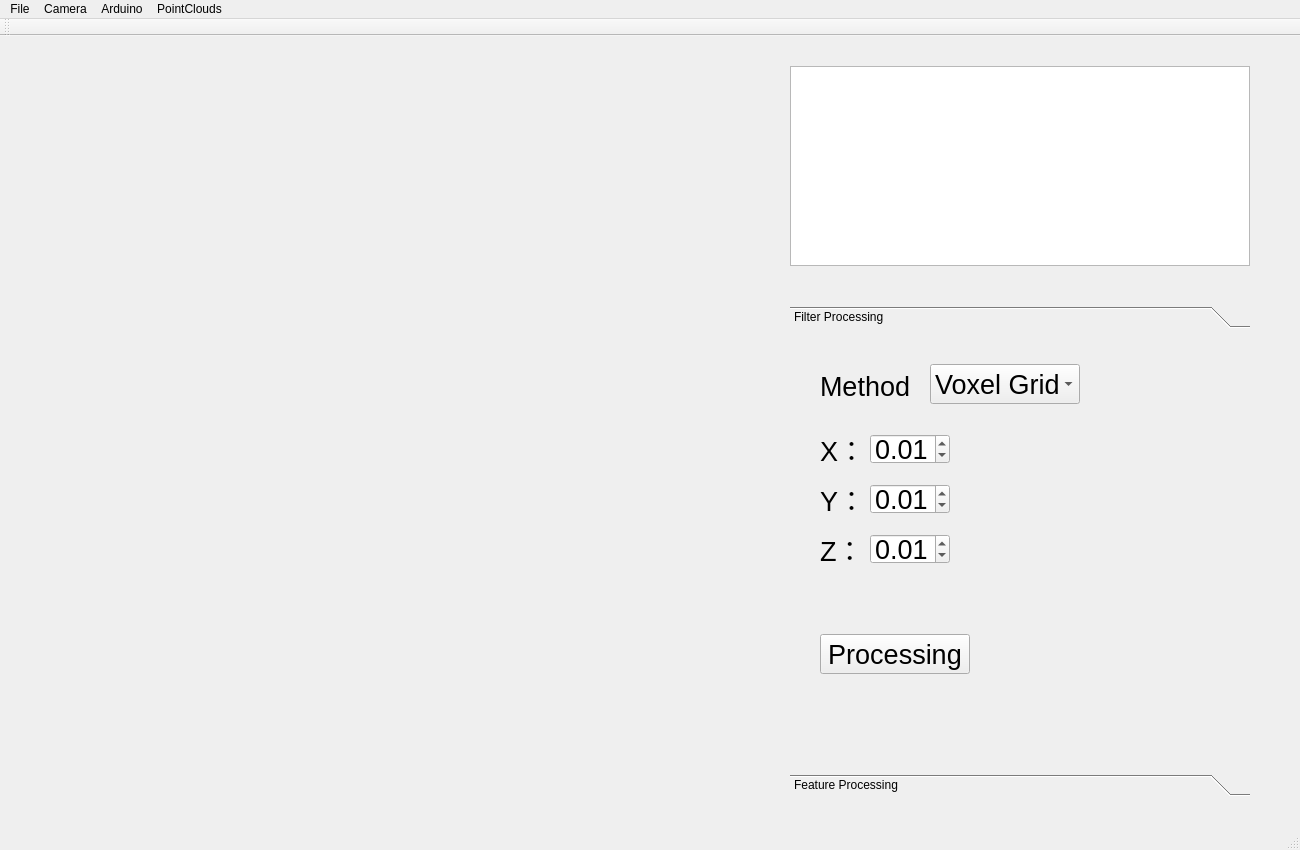
Old version of the form OBJ_Auto_SCAN/MainWindow.ui in the repository WSX741405/ITM_Auto_SCAN.
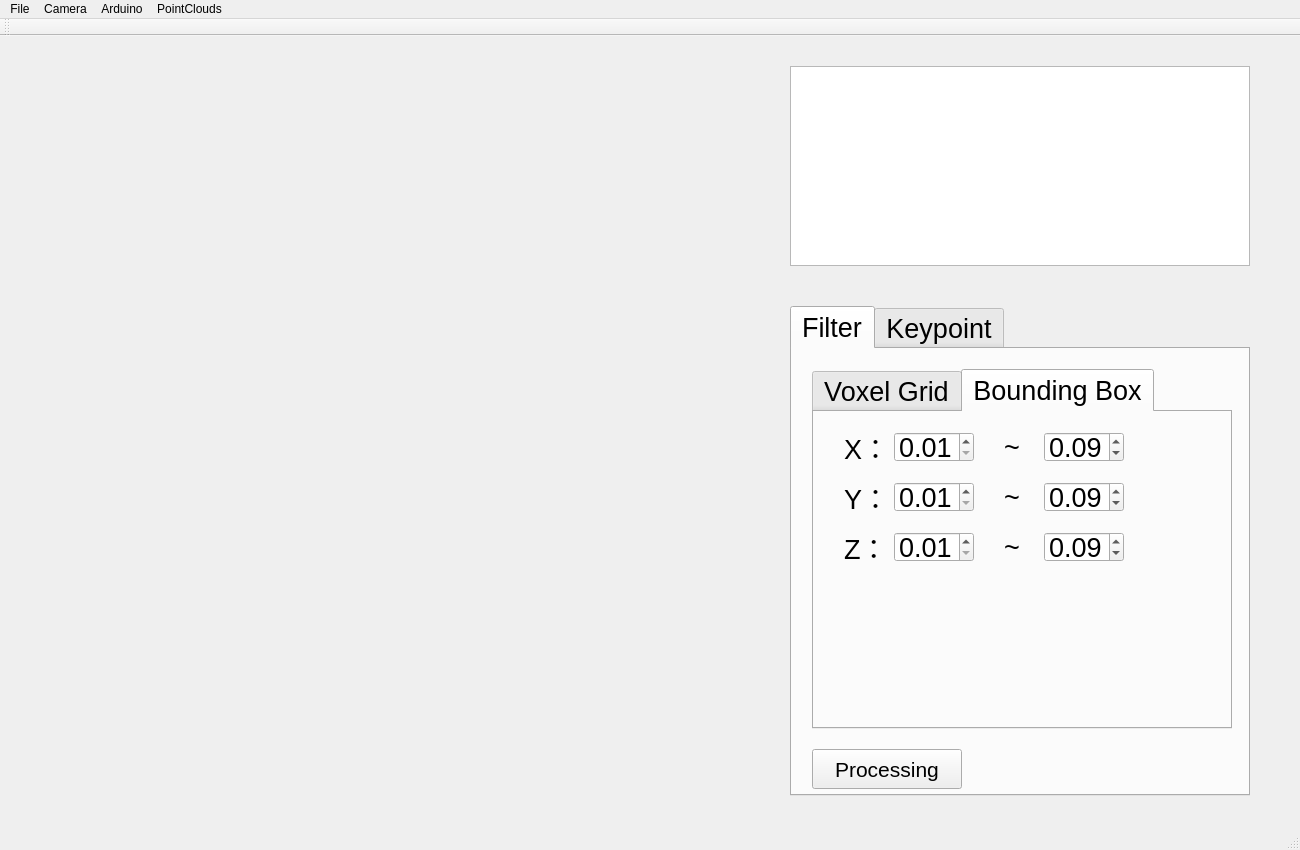
New version of the form. The open tabs and pages were chosen to show the change. Custom widgets are drawn as their Qt base class.

Commit message: version 1.4.7 - dev 1. keypoint 2. bounding box filter not done

```diff
--- a/OBJ_Auto_SCAN/MainWindow.ui
+++ b/OBJ_Auto_SCAN/MainWindow.ui
@@ -24,7 +24,17 @@
      </rect>
     </property>
    </widget>
-   <widget class="QToolBox" name="toolBox">
+   <widget class="QTableWidget" name="_pointCloudTable">
+    <property name="geometry">
+     <rect>
+      <x>790</x>
+      <y>30</y>
+      <width>460</width>
+      <height>200</height>
+     </rect>
+    </property>
+   </widget>
+   <widget class="QTabWidget" name="_processingTabWidget">
     <property name="geometry">
      <rect>
       <x>790</x>
@@ -33,82 +43,51 @@
       <height>490</height>
      </rect>
     </property>
+    <property name="font">
+     <font>
+      <pointsize>20</pointsize>
+     </font>
+    </property>
     <property name="currentIndex">
      <number>0</number>
     </property>
-    <widget class="QWidget" name="_filterProcessingPage">
-     <property name="geometry">
-      <rect>
-       <x>0</x>
-       <y>0</y>
-       <width>460</width>
-       <height>438</height>
-      </rect>
-     </property>
-     <attribute name="label">
-      <string>Filter Processing</string>
+    <property name="documentMode">
+     <bool>false</bool>
+    </property>
+    <property name="tabsClosable">
+     <bool>false</bool>
+    </property>
+    <property name="movable">
+     <bool>false</bool>
+    </property>
+    <property name="tabBarAutoHide">
+     <bool>false</bool>
+    </property>
+    <widget class="QWidget" name="tab_3">
+     <attribute name="title">
+      <string>Filter</string>
      </attribute>
-     <widget class="QPushButton" name="_filterProcessingButton">
+     <widget class="QTabWidget" name="_filterTabWidget">
       <property name="geometry">
        <rect>
-        <x>30</x>
-        <y>300</y>
-        <width>150</width>
-        <height>40</height>
+        <x>20</x>
+        <y>20</y>
+        <width>420</width>
+        <height>360</height>
        </rect>
       </property>
-      <property name="font">
-       <font>
-        <pointsize>20</pointsize>
-       </font>
+      <property name="currentIndex">
+       <number>0</number>
       </property>
-      <property name="text">
-       <string>Processing</string>
-      </property>
-     </widget>
-     <widget class="QComboBox" name="comboBox">
-      <property name="geometry">
-       <rect>
-        <x>140</x>
-        <y>30</y>
-        <width>150</width>
-        <height>40</height>
-       </rect>
-      </property>
-      <property name="font">
-       <font>
-        <pointsize>20</pointsize>
-       </font>
-      </property>
-      <item>
-       <property name="text">
+      <widget class="QWidget" name="tab">
+       <attribute name="title">
         <string>Voxel Grid</string>
-       </property>
-      </item>
-     </widget>
-     <widget class="QLabel" name="label_3">
-      <property name="geometry">
-       <rect>
-        <x>30</x>
-        <y>200</y>
-        <width>50</width>
-        <height>30</height>
-       </rect>
-      </property>
-      <property name="font">
-       <font>
-        <pointsize>20</pointsize>
-       </font>
-      </property>
-      <property name="text">
-       <string>Z：</string>
-      </property>
-     </widget>
+       </attribute>
      <widget class="QLabel" name="label">
       <property name="geometry">
        <rect>
         <x>30</x>
-        <y>100</y>
+          <y>20</y>
         <width>50</width>
         <height>30</height>
        </rect>
@@ -126,7 +105,7 @@
       <property name="geometry">
        <rect>
         <x>30</x>
-        <y>150</y>
+          <y>70</y>
         <width>50</width>
         <height>30</height>
        </rect>
@@ -140,11 +119,11 @@
        <string>Y：</string>
       </property>
      </widget>
-     <widget class="QDoubleSpinBox" name="_filterXSpinBox">
+       <widget class="QDoubleSpinBox" name="_voxelGridYSpinBox">
       <property name="geometry">
        <rect>
         <x>80</x>
-        <y>100</y>
+          <y>70</y>
         <width>80</width>
         <height>30</height>
        </rect>
@@ -154,6 +133,12 @@
         <pointsize>20</pointsize>
        </font>
       </property>
+        <property name="minimum">
+         <double>0.010000000000000</double>
+        </property>
+        <property name="maximum">
+         <double>1.000000000000000</double>
+        </property>
       <property name="singleStep">
        <double>0.010000000000000</double>
       </property>
@@ -161,11 +146,11 @@
        <double>0.010000000000000</double>
       </property>
      </widget>
-     <widget class="QDoubleSpinBox" name="_filterYSpinBox">
+       <widget class="QDoubleSpinBox" name="_voxelGridZSpinBox">
       <property name="geometry">
        <rect>
         <x>80</x>
-        <y>150</y>
+          <y>120</y>
         <width>80</width>
         <height>30</height>
        </rect>
@@ -175,6 +160,12 @@
         <pointsize>20</pointsize>
        </font>
       </property>
+        <property name="minimum">
+         <double>0.010000000000000</double>
+        </property>
+        <property name="maximum">
+         <double>1.000000000000000</double>
+        </property>
       <property name="singleStep">
        <double>0.010000000000000</double>
       </property>
@@ -182,11 +173,11 @@
        <double>0.010000000000000</double>
       </property>
      </widget>
-     <widget class="QDoubleSpinBox" name="_filterZSpinBox">
+       <widget class="QDoubleSpinBox" name="_voxelGridXSpinBox">
       <property name="geometry">
        <rect>
         <x>80</x>
-        <y>200</y>
+          <y>20</y>
         <width>80</width>
         <height>30</height>
        </rect>
@@ -195,6 +186,540 @@
        <font>
         <pointsize>20</pointsize>
        </font>
+        </property>
+        <property name="minimum">
+         <double>0.010000000000000</double>
+        </property>
+        <property name="maximum">
+         <double>1.000000000000000</double>
+        </property>
+        <property name="singleStep">
+         <double>0.010000000000000</double>
+        </property>
+        <property name="value">
+         <double>0.010000000000000</double>
+        </property>
+       </widget>
+       <widget class="QLabel" name="label_3">
+        <property name="geometry">
+         <rect>
+          <x>30</x>
+          <y>120</y>
+          <width>50</width>
+          <height>30</height>
+         </rect>
+        </property>
+        <property name="font">
+         <font>
+          <pointsize>20</pointsize>
+         </font>
+        </property>
+        <property name="text">
+         <string>Z：</string>
+        </property>
+       </widget>
+      </widget>
+      <widget class="QWidget" name="_boundingBoxTab">
+       <attribute name="title">
+        <string>Bounding Box</string>
+       </attribute>
+       <widget class="QDoubleSpinBox" name="_boundingBoxMinYSpinBox">
+        <property name="geometry">
+         <rect>
+          <x>80</x>
+          <y>70</y>
+          <width>80</width>
+          <height>30</height>
+         </rect>
+        </property>
+        <property name="font">
+         <font>
+          <pointsize>20</pointsize>
+         </font>
+        </property>
+        <property name="minimum">
+         <double>0.010000000000000</double>
+        </property>
+        <property name="maximum">
+         <double>1.000000000000000</double>
+        </property>
+        <property name="singleStep">
+         <double>0.010000000000000</double>
+        </property>
+        <property name="value">
+         <double>0.010000000000000</double>
+        </property>
+       </widget>
+       <widget class="QLabel" name="label_5">
+        <property name="geometry">
+         <rect>
+          <x>30</x>
+          <y>120</y>
+          <width>50</width>
+          <height>30</height>
+         </rect>
+        </property>
+        <property name="font">
+         <font>
+          <pointsize>20</pointsize>
+         </font>
+        </property>
+        <property name="text">
+         <string>Z：</string>
+        </property>
+       </widget>
+       <widget class="QDoubleSpinBox" name="_boundingBoxMinXSpinBox">
+        <property name="geometry">
+         <rect>
+          <x>80</x>
+          <y>20</y>
+          <width>80</width>
+          <height>30</height>
+         </rect>
+        </property>
+        <property name="font">
+         <font>
+          <pointsize>20</pointsize>
+         </font>
+        </property>
+        <property name="minimum">
+         <double>0.010000000000000</double>
+        </property>
+        <property name="maximum">
+         <double>1.000000000000000</double>
+        </property>
+        <property name="singleStep">
+         <double>0.010000000000000</double>
+        </property>
+        <property name="value">
+         <double>0.010000000000000</double>
+        </property>
+       </widget>
+       <widget class="QLabel" name="label_6">
+        <property name="geometry">
+         <rect>
+          <x>30</x>
+          <y>20</y>
+          <width>50</width>
+          <height>30</height>
+         </rect>
+        </property>
+        <property name="font">
+         <font>
+          <pointsize>20</pointsize>
+         </font>
+        </property>
+        <property name="text">
+         <string>X：</string>
+        </property>
+       </widget>
+       <widget class="QDoubleSpinBox" name="_boundingBoxMinZSpinBox">
+        <property name="geometry">
+         <rect>
+          <x>80</x>
+          <y>120</y>
+          <width>80</width>
+          <height>30</height>
+         </rect>
+        </property>
+        <property name="font">
+         <font>
+          <pointsize>20</pointsize>
+         </font>
+        </property>
+        <property name="minimum">
+         <double>0.010000000000000</double>
+        </property>
+        <property name="maximum">
+         <double>1.000000000000000</double>
+        </property>
+        <property name="singleStep">
+         <double>0.010000000000000</double>
+        </property>
+        <property name="value">
+         <double>0.010000000000000</double>
+        </property>
+       </widget>
+       <widget class="QLabel" name="label_7">
+        <property name="geometry">
+         <rect>
+          <x>30</x>
+          <y>70</y>
+          <width>50</width>
+          <height>30</height>
+         </rect>
+        </property>
+        <property name="font">
+         <font>
+          <pointsize>20</pointsize>
+         </font>
+        </property>
+        <property name="text">
+         <string>Y：</string>
+        </property>
+       </widget>
+       <widget class="QDoubleSpinBox" name="_boundingBoxMaxXSpinBox">
+        <property name="geometry">
+         <rect>
+          <x>230</x>
+          <y>20</y>
+          <width>80</width>
+          <height>30</height>
+         </rect>
+        </property>
+        <property name="font">
+         <font>
+          <pointsize>20</pointsize>
+         </font>
+        </property>
+        <property name="minimum">
+         <double>0.010000000000000</double>
+        </property>
+        <property name="maximum">
+         <double>1.000000000000000</double>
+        </property>
+        <property name="singleStep">
+         <double>0.010000000000000</double>
+        </property>
+        <property name="value">
+         <double>0.090000000000000</double>
+        </property>
+       </widget>
+       <widget class="QDoubleSpinBox" name="_boundingBoxMaxZSpinBox">
+        <property name="geometry">
+         <rect>
+          <x>230</x>
+          <y>120</y>
+          <width>80</width>
+          <height>30</height>
+         </rect>
+        </property>
+        <property name="font">
+         <font>
+          <pointsize>20</pointsize>
+         </font>
+        </property>
+        <property name="minimum">
+         <double>0.010000000000000</double>
+        </property>
+        <property name="maximum">
+         <double>1.000000000000000</double>
+        </property>
+        <property name="singleStep">
+         <double>0.010000000000000</double>
+        </property>
+        <property name="value">
+         <double>0.090000000000000</double>
+        </property>
+       </widget>
+       <widget class="QDoubleSpinBox" name="_boundingBoxMaxYSpinBox">
+        <property name="geometry">
+         <rect>
+          <x>230</x>
+          <y>70</y>
+          <width>80</width>
+          <height>30</height>
+         </rect>
+        </property>
+        <property name="font">
+         <font>
+          <pointsize>20</pointsize>
+         </font>
+        </property>
+        <property name="minimum">
+         <double>0.010000000000000</double>
+        </property>
+        <property name="maximum">
+         <double>1.000000000000000</double>
+        </property>
+        <property name="singleStep">
+         <double>0.010000000000000</double>
+        </property>
+        <property name="value">
+         <double>0.090000000000000</double>
+        </property>
+       </widget>
+       <widget class="QLabel" name="label_8">
+        <property name="geometry">
+         <rect>
+          <x>190</x>
+          <y>20</y>
+          <width>50</width>
+          <height>30</height>
+         </rect>
+        </property>
+        <property name="font">
+         <font>
+          <pointsize>20</pointsize>
+         </font>
+        </property>
+        <property name="text">
+         <string>~</string>
+        </property>
+       </widget>
+       <widget class="QLabel" name="label_9">
+        <property name="geometry">
+         <rect>
+          <x>190</x>
+          <y>70</y>
+          <width>50</width>
+          <height>30</height>
+         </rect>
+        </property>
+        <property name="font">
+         <font>
+          <pointsize>20</pointsize>
+         </font>
+        </property>
+        <property name="text">
+         <string>~</string>
+        </property>
+       </widget>
+       <widget class="QLabel" name="label_10">
+        <property name="geometry">
+         <rect>
+          <x>190</x>
+          <y>120</y>
+          <width>50</width>
+          <height>30</height>
+         </rect>
+        </property>
+        <property name="font">
+         <font>
+          <pointsize>20</pointsize>
+         </font>
+        </property>
+        <property name="text">
+         <string>~</string>
+        </property>
+       </widget>
+      </widget>
+     </widget>
+     <widget class="QPushButton" name="_filterProcessingButton">
+      <property name="geometry">
+       <rect>
+        <x>20</x>
+        <y>400</y>
+        <width>150</width>
+        <height>40</height>
+       </rect>
+      </property>
+      <property name="font">
+       <font>
+        <pointsize>16</pointsize>
+       </font>
+      </property>
+      <property name="text">
+       <string>Processing</string>
+      </property>
+     </widget>
+    </widget>
+    <widget class="QWidget" name="tab_4">
+     <attribute name="title">
+      <string>Keypoint</string>
+     </attribute>
+     <widget class="QTabWidget" name="_keypointTabWidget">
+      <property name="geometry">
+       <rect>
+        <x>20</x>
+        <y>20</y>
+        <width>420</width>
+        <height>360</height>
+       </rect>
+      </property>
+      <property name="currentIndex">
+       <number>0</number>
+      </property>
+      <widget class="QWidget" name="tab_5">
+       <attribute name="title">
+        <string>SIFT3D</string>
+       </attribute>
+       <widget class="QLabel" name="_siftMinScaleLabel">
+        <property name="geometry">
+         <rect>
+          <x>30</x>
+          <y>20</y>
+          <width>130</width>
+          <height>30</height>
+         </rect>
+        </property>
+        <property name="text">
+         <string>Min Scale：</string>
+        </property>
+       </widget>
+       <widget class="QLabel" name="_siftNROctavesLabel">
+        <property name="geometry">
+         <rect>
+          <x>30</x>
+          <y>70</y>
+          <width>160</width>
+          <height>30</height>
+         </rect>
+        </property>
+        <property name="text">
+         <string>NR Octaves：</string>
+        </property>
+       </widget>
+       <widget class="QLabel" name="_siftNRScalesPerOctaveLabel">
+        <property name="geometry">
+         <rect>
+          <x>30</x>
+          <y>120</y>
+          <width>250</width>
+          <height>30</height>
+         </rect>
+        </property>
+        <property name="text">
+         <string>NR Scales Per Octave：</string>
+        </property>
+       </widget>
+       <widget class="QDoubleSpinBox" name="_siftMinScaleSpinBox">
+        <property name="geometry">
+         <rect>
+          <x>280</x>
+          <y>20</y>
+          <width>80</width>
+          <height>30</height>
+         </rect>
+        </property>
+        <property name="minimum">
+         <double>0.010000000000000</double>
+        </property>
+        <property name="maximum">
+         <double>1.000000000000000</double>
+        </property>
+        <property name="singleStep">
+         <double>0.010000000000000</double>
+        </property>
+        <property name="value">
+         <double>0.010000000000000</double>
+        </property>
+       </widget>
+       <widget class="QLabel" name="_siftMinContrastLabel">
+        <property name="geometry">
+         <rect>
+          <x>30</x>
+          <y>170</y>
+          <width>160</width>
+          <height>30</height>
+         </rect>
+        </property>
+        <property name="text">
+         <string>Min Contrast：</string>
+        </property>
+       </widget>
+       <widget class="QDoubleSpinBox" name="_siftMinContrastSpinBox">
+        <property name="geometry">
+         <rect>
+          <x>280</x>
+          <y>170</y>
+          <width>80</width>
+          <height>30</height>
+         </rect>
+        </property>
+        <property name="singleStep">
+         <double>0.100000000000000</double>
+        </property>
+       </widget>
+       <widget class="QSpinBox" name="_siftNROctavesSpinBox">
+        <property name="geometry">
+         <rect>
+          <x>280</x>
+          <y>70</y>
+          <width>80</width>
+          <height>30</height>
+         </rect>
+        </property>
+        <property name="minimum">
+         <number>1</number>
+        </property>
+        <property name="value">
+         <number>3</number>
+        </property>
+       </widget>
+       <widget class="QSpinBox" name="_siftNRScalesPerOctaveSpinBox">
+        <property name="geometry">
+         <rect>
+          <x>280</x>
+          <y>120</y>
+          <width>80</width>
+          <height>30</height>
+         </rect>
+        </property>
+        <property name="minimum">
+         <number>1</number>
+        </property>
+        <property name="value">
+         <number>2</number>
+        </property>
+       </widget>
+      </widget>
+      <widget class="QWidget" name="tab_6">
+       <attribute name="title">
+        <string>Harris3D</string>
+       </attribute>
+       <widget class="QLabel" name="_harrisSetRadiusSearchLabel">
+        <property name="geometry">
+         <rect>
+          <x>30</x>
+          <y>120</y>
+          <width>200</width>
+          <height>30</height>
+         </rect>
+        </property>
+        <property name="text">
+         <string>Set Radius Search：</string>
+        </property>
+       </widget>
+       <widget class="QLabel" name="_harrisRadiusLabel">
+        <property name="geometry">
+         <rect>
+          <x>30</x>
+          <y>70</y>
+          <width>130</width>
+          <height>30</height>
+         </rect>
+        </property>
+        <property name="text">
+         <string>Set Radius：</string>
+        </property>
+       </widget>
+       <widget class="QDoubleSpinBox" name="_harrisRadiusSpinBox">
+        <property name="geometry">
+         <rect>
+          <x>280</x>
+          <y>70</y>
+          <width>80</width>
+          <height>30</height>
+         </rect>
+        </property>
+        <property name="minimum">
+         <double>0.010000000000000</double>
+        </property>
+        <property name="maximum">
+         <double>1.000000000000000</double>
+        </property>
+        <property name="singleStep">
+         <double>0.010000000000000</double>
+        </property>
+        <property name="value">
+         <double>0.010000000000000</double>
+        </property>
+       </widget>
+       <widget class="QDoubleSpinBox" name="_harrisRadiusSearchSpinBox">
+        <property name="geometry">
+         <rect>
+          <x>280</x>
+          <y>120</y>
+          <width>80</width>
+          <height>30</height>
+         </rect>
+        </property>
+        <property name="minimum">
+         <double>0.010000000000000</double>
+        </property>
+        <property name="maximum">
+         <double>1.000000000000000</double>
       </property>
       <property name="singleStep">
        <double>0.010000000000000</double>
@@ -207,68 +732,64 @@
       <property name="geometry">
        <rect>
         <x>30</x>
-        <y>35</y>
-        <width>100</width>
+          <y>20</y>
+          <width>130</width>
         <height>30</height>
        </rect>
       </property>
-      <property name="font">
-       <font>
-        <pointsize>20</pointsize>
-       </font>
-      </property>
       <property name="text">
        <string>Method：</string>
       </property>
      </widget>
-    </widget>
-    <widget class="QWidget" name="_featureProcessingPage">
+       <widget class="QComboBox" name="_harrisMethodComboBox">
      <property name="geometry">
       <rect>
-       <x>0</x>
-       <y>0</y>
-       <width>460</width>
-       <height>438</height>
-      </rect>
-     </property>
-     <attribute name="label">
-      <string>Feature Processing</string>
-     </attribute>
-     <widget class="QComboBox" name="_selectedProcessComboBox">
-      <property name="geometry">
-       <rect>
-        <x>30</x>
-        <y>30</y>
-        <width>150</width>
-        <height>40</height>
-       </rect>
-      </property>
-      <property name="font">
-       <font>
-        <pointsize>20</pointsize>
-       </font>
-      </property>
-      <property name="currentText">
-       <string>SIFT3D</string>
-      </property>
+          <x>190</x>
+          <y>20</y>
+          <width>170</width>
+          <height>30</height>
+         </rect>
+        </property>
+        <item>
+         <property name="text">
+          <string>Harris3D</string>
+         </property>
+        </item>
+        <item>
+         <property name="text">
+          <string>Tomasi3D</string>
+         </property>
+        </item>
+        <item>
+         <property name="text">
+          <string>Noble3D</string>
+         </property>
+        </item>
       <item>
        <property name="text">
-        <string>SIFT3D</string>
-       </property>
-      </item>
-     </widget>
-     <widget class="QPushButton" name="_featureProcessingButton">
+          <string>Lowe3D</string>
+         </property>
+        </item>
+        <item>
+         <property name="text">
+          <string>Curvature3D</string>
+         </property>
+        </item>
+       </widget>
+      </widget>
+     </widget>
+     <widget class="QPushButton" name="_keypointProcessingButton">
       <property name="geometry">
        <rect>
-        <x>30</x>
-        <y>300</y>
+        <x>20</x>
+        <y>400</y>
         <width>150</width>
         <height>40</height>
        </rect>
       </property>
       <property name="font">
        <font>
-        <pointsize>20</pointsize>
+        <pointsize>16</pointsize>
        </font>
       </property>
       <property name="text">
@@ -277,16 +798,6 @@
      </widget>
     </widget>
    </widget>
-   <widget class="QTableWidget" name="_pointCloudTable">
-    <property name="geometry">
-     <rect>
-      <x>790</x>
-      <y>30</y>
-      <width>460</width>
-      <height>200</height>
-     </rect>
-    </property>
-   </widget>
   </widget>
   <widget class="QMenuBar" name="menuBar">
    <property name="geometry">
```
Lines whose indentation alone changed are shown as unchanged. The commit also changes 62 other files.
